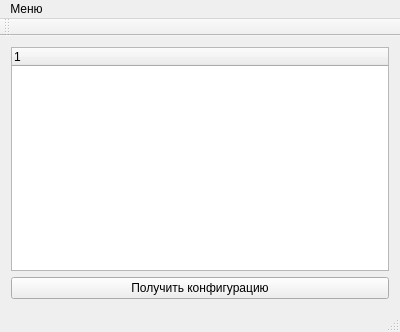
Qt form mainwindow.ui (LainaM/cw_psoib) before a commit.
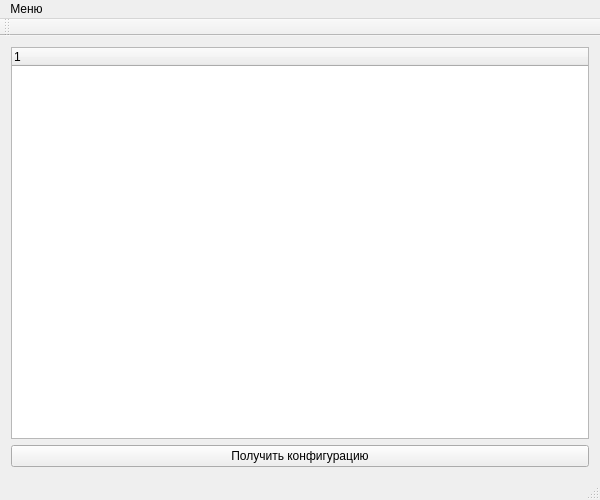
The same form after that commit. Icons and pictures are not drawn.

Commit message: Окно побольше

```diff
--- a/mainwindow.ui
+++ b/mainwindow.ui
@@ -6,14 +6,20 @@
    <rect>
     <x>0</x>
     <y>0</y>
-    <width>400</width>
-    <height>332</height>
+    <width>600</width>
+    <height>500</height>
    </rect>
   </property>
+  <property name="sizePolicy">
+   <sizepolicy hsizetype="Expanding" vsizetype="Expanding">
+    <horstretch>0</horstretch>
+    <verstretch>0</verstretch>
+   </sizepolicy>
+  </property>
   <property name="maximumSize">
    <size>
-    <width>400</width>
-    <height>332</height>
+    <width>602</width>
+    <height>500</height>
    </size>
   </property>
   <property name="windowTitle">
@@ -51,7 +57,7 @@
     <rect>
      <x>0</x>
      <y>0</y>
-     <width>400</width>
+     <width>600</width>
      <height>22</height>
     </rect>
    </property>
```
The commit also changes 1 other file.
